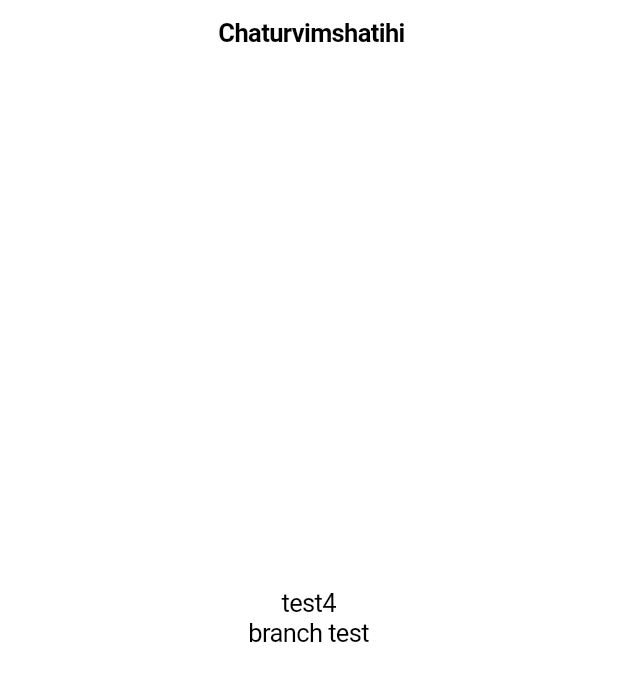
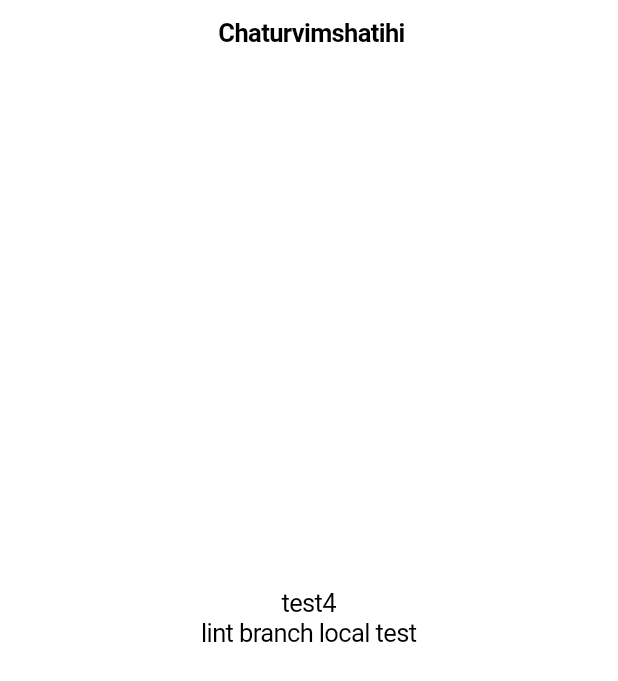
Before and after one commit to chandravamshi/chaturvimshatihi, a Flutter app: the screen it shows after launch, on a phone screen of 412 x 824 dp. Shown: the top 681 px of the screen. Run offline on Flutter 3.47's test engine with Material 2 defaults, Android fonts, the light colour scheme and no system bars.

Commit message:
linkt branch olocal

```diff
--- a/lib/main.dart
+++ b/lib/main.dart
@@ -40,7 +40,7 @@ class CupertinoStoreHomePage extends StatelessWidget {
             children: [
             Text('test4'),
             SizedBox(),
-            Text('branch test')],
+            Text('lint branch local test')],
           ),
         ),
       ),
```
